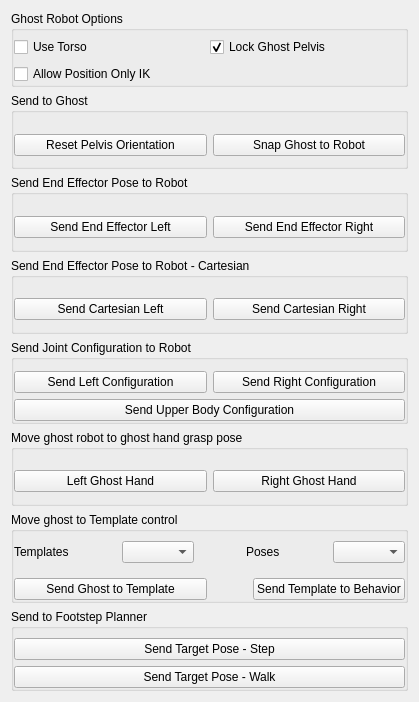
Qt form vigir_ocs_ghost_control_widget/src/ui/ghost_control_widget.ui (team-vigir/vigir_ocs_common) before a commit.
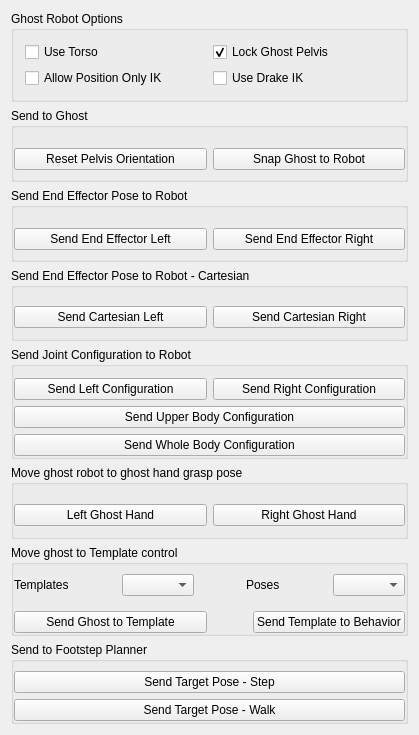
The same form after that commit.

Commit message: merged UI changes for Drake planning

```diff
--- a/vigir_ocs_ghost_control_widget/src/ui/ghost_control_widget.ui
+++ b/vigir_ocs_ghost_control_widget/src/ui/ghost_control_widget.ui
@@ -7,7 +7,7 @@
     <x>0</x>
     <y>0</y>
     <width>419</width>
-    <height>702</height>
+    <height>735</height>
    </rect>
   </property>
   <property name="minimumSize">
@@ -103,6 +103,13 @@
         </property>
        </widget>
       </item>
+      <item>
+       <widget class="QPushButton" name="send_whole_body_button_">
+        <property name="text">
+         <string>Send Whole Body Configuration</string>
+        </property>
+       </widget>
+      </item>
      </layout>
     </widget>
    </item>
@@ -193,23 +200,8 @@
         <property name="title">
          <string>Ghost Robot Options</string>
         </property>
-        <layout class="QVBoxLayout" name="verticalLayout_2">
-         <property name="spacing">
-          <number>0</number>
-         </property>
-         <property name="margin">
-          <number>0</number>
-         </property>
-         <item>
-          <widget class="QWidget" name="widget_9" native="true">
            <layout class="QGridLayout" name="gridLayout_2">
-            <property name="margin">
-             <number>0</number>
-            </property>
-            <property name="spacing">
-             <number>0</number>
-            </property>
-            <item row="1" column="0">
+         <item row="0" column="0">
              <widget class="QCheckBox" name="planning_torso_">
               <property name="text">
                <string>Use Torso</string>
@@ -222,7 +214,7 @@
               </property>
              </widget>
             </item>
-            <item row="1" column="1">
+         <item row="0" column="1">
              <widget class="QCheckBox" name="lock_pelvis_">
               <property name="text">
                <string>Lock Ghost Pelvis</string>
@@ -232,16 +224,20 @@
               </property>
              </widget>
             </item>
-           </layout>
-          </widget>
-         </item>
-         <item>
+         <item row="1" column="0">
           <widget class="QCheckBox" name="position_only_ik_">
            <property name="text">
             <string>Allow Position Only IK</string>
            </property>
           </widget>
          </item>
+         <item row="1" column="1">
+          <widget class="QCheckBox" name="use_drake_ik_">
+           <property name="text">
+            <string>Use Drake IK</string>
+           </property>
+          </widget>
+         </item>
         </layout>
        </widget>
       </item>
```
Left out of the diff: 35 changed lines with no effect on the pictures. The commit also changes 4 other files.
